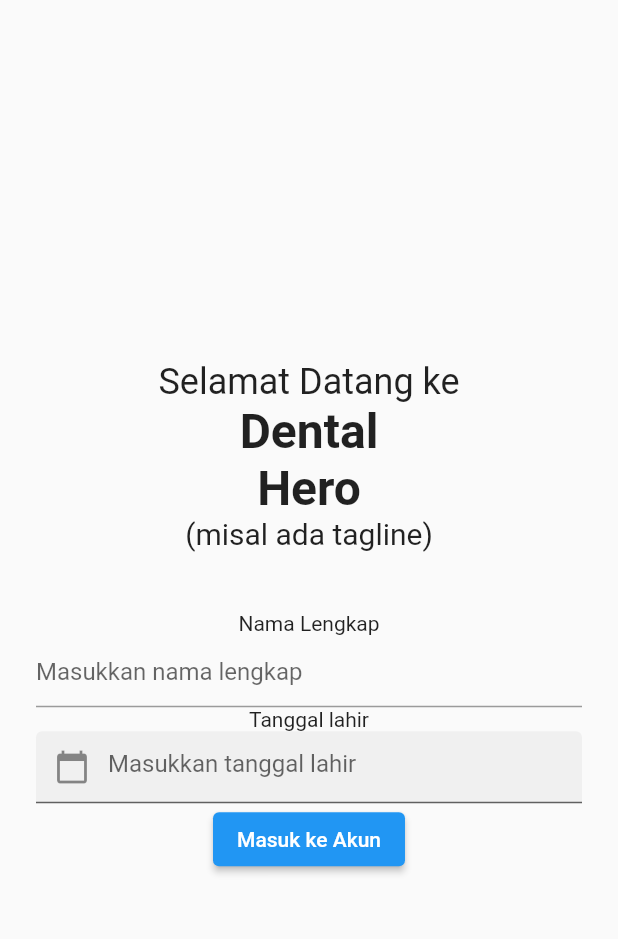
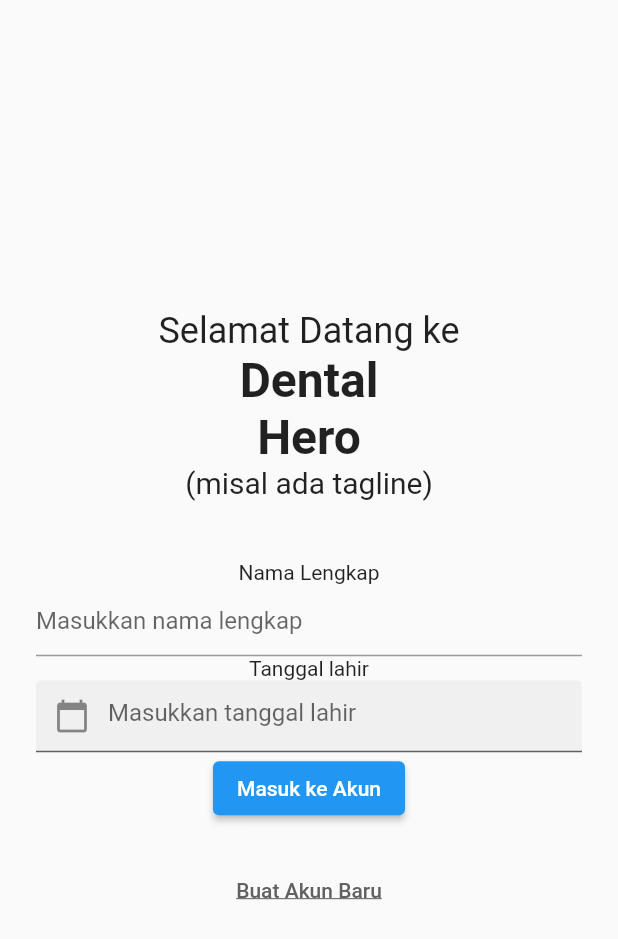
Before and after one commit to OmahTI-UGM/project-oti-dental-hero, a Flutter app: the screen it shows after launch, after a tap on "Masuk ke Akun", on a phone screen of 412 x 824 dp. Shown: the top 939 px of the screen. Run offline on Flutter 3.47's test engine with Material 2 defaults, Android fonts, the phone set to English and light mode, and no system bars; our stand-ins replace bloc, cloud_firestore, equatable, firebase_core, flutter_bloc, get_it; accounts and stored records are empty.

Commit message:
add login and register routing, add dropdown state

```diff
--- /dev/null
+++ b/lib/config/routes/routes.dart
@@ -0,0 +1,33 @@
+import 'package:dental_hero/features/auth/presentation/page/home_screen/home_screen.dart';
+import 'package:dental_hero/features/auth/presentation/page/login_screen/login_screen.dart';
+import 'package:dental_hero/features/auth/presentation/page/register_screen/register_screen.dart';
+import 'package:flutter/material.dart';
+import 'package:flutter_bloc/flutter_bloc.dart';
+
+import '../../features/auth/presentation/blocs/ui/dropdown_bloc.dart';
+
+class AppRoutes {
+  static Route onGenerateRoutes(RouteSettings settings) {
+    switch (settings.name) {
+      case '/':
+        return MaterialPageRoute(builder: (_) => const HomeScreen());
+
+      case '/login':
+        return MaterialPageRoute(builder: (_) => const LoginScreen());
+
+      case '/register':
+        return MaterialPageRoute(builder: (context) {
+          return BlocProvider.value(
+              value: context.read<DropdownBloc>(),
+              child: const RegisterScreen());
+        });
+
+      default:
+        return MaterialPageRoute(builder: (_) => const HomeScreen());
+    }
+  }
+
+  static Route<dynamic> _materialRoute(Widget view) {
+    return MaterialPageRoute(builder: (_) => view);
+  }
+}
--- a/lib/features/auth/presentation/blocs/auth_bloc.dart
+++ b/lib/features/auth/presentation/blocs/auth/auth_bloc.dart
@@ -3,8 +3,8 @@ import 'package:dental_hero/core/resources/data_state.dart';
 import 'package:dental_hero/features/auth/domain/entities/user.dart';
 import 'package:dental_hero/features/auth/domain/usecases/login.dart';
 import 'package:dental_hero/features/auth/domain/usecases/register.dart';
-import 'package:dental_hero/features/auth/presentation/blocs/auth_event.dart';
 
+import 'auth_event.dart';
 import 'auth_state.dart';
 
 class AuthBloc extends Bloc<AuthEvent, AuthState> {
--- /dev/null
+++ b/lib/features/auth/presentation/blocs/ui/dropdown_bloc.dart
@@ -0,0 +1,22 @@
+// Event class representing user selections
+import 'package:bloc/bloc.dart';
+
+class DropdownEvent {
+  final String selectedValue;
+  DropdownEvent(this.selectedValue);
+}
+
+// State class representing the selected value
+class DropdownState {
+  final String selectedValue;
+  DropdownState(this.selectedValue);
+}
+
+// BLoC for dropdown management
+class DropdownBloc extends Bloc<DropdownEvent, DropdownState> {
+  DropdownBloc() : super(DropdownState('blind')) {
+    on<DropdownEvent>((event, emit) {
+      emit(DropdownState(event.selectedValue));
+    });
+  }
+}
--- a/lib/features/auth/presentation/page/login_screen/login_screen.dart
+++ b/lib/features/auth/presentation/page/login_screen/login_screen.dart
@@ -1,9 +1,9 @@
-import 'package:dental_hero/features/auth/presentation/blocs/auth_bloc.dart';
 import 'package:flutter/material.dart';
 import 'package:flutter_bloc/flutter_bloc.dart';
 
-import '../../blocs/auth_event.dart';
-import '../../blocs/auth_state.dart';
+import '../../blocs/auth/auth_bloc.dart';
+import '../../blocs/auth/auth_event.dart';
+import '../../blocs/auth/auth_state.dart';
 
 class LoginScreen extends StatelessWidget {
   const LoginScreen({super.key});
@@ -96,7 +96,21 @@ class LoginScreen extends StatelessWidget {
               );
             }
           },
-        )
+        ),
+        const SizedBox(height: 20),
+        TextButton(
+          child: Text(
+            'Buat Akun Baru',
+            style: TextStyle(
+              color: Colors.grey[700],
+              decoration: TextDecoration.underline,
+            ),
+          ),
+          onPressed: () {
+            Navigator.pushNamedAndRemoveUntil(
+                context, '/register', (_) => false);
+          },
+        ),
       ]),
     );
   }
--- a/lib/injection_container.dart
+++ b/lib/injection_container.dart
@@ -2,12 +2,13 @@ import 'package:cloud_firestore/cloud_firestore.dart';
 import 'package:dental_hero/features/auth/domain/repository/auth_repository.dart';
 import 'package:dental_hero/features/auth/domain/usecases/login.dart';
 import 'package:dental_hero/features/auth/domain/usecases/register.dart';
-import 'package:dental_hero/features/auth/presentation/blocs/auth_bloc.dart';
+import 'package:dental_hero/features/auth/presentation/blocs/ui/dropdown_bloc.dart';
 import 'package:firebase_core/firebase_core.dart';
 import 'package:get_it/get_it.dart';
 
 import 'features/auth/data/data_sources/remote/auth_api_service.dart';
 import 'features/auth/data/repositories/auth_repository_impl.dart';
+import 'features/auth/presentation/blocs/auth/auth_bloc.dart';
 
 final sl = GetIt.instance; //sl is referred to as Service Locator
 
@@ -33,4 +34,5 @@ Future<void> initializeDependencies() async {
 
   // Blocs
   sl.registerFactory<AuthBloc>(() => AuthBloc(sl(), sl()));
+  sl.registerFactory<DropdownBloc>(() => DropdownBloc());
 }
--- a/lib/main.dart
+++ b/lib/main.dart
@@ -1,10 +1,10 @@
+import 'package:dental_hero/config/routes/routes.dart';
 import 'package:dental_hero/core/common/navigation/navigation_cubit.dart';
-import 'package:dental_hero/features/auth/presentation/blocs/auth_bloc.dart';
-import 'package:dental_hero/features/auth/presentation/page/home_screen/home_screen.dart';
+import 'package:dental_hero/features/auth/presentation/blocs/ui/dropdown_bloc.dart';
 import 'package:dental_hero/features/auth/presentation/page/login_screen/login_screen.dart';
-import 'package:dental_hero/features/auth/presentation/page/signup_screen/signup_screen.dart';
 import 'package:flutter/material.dart';
 import 'package:flutter_bloc/flutter_bloc.dart';
+import 'features/auth/presentation/blocs/auth/auth_bloc.dart';
 import 'injection_container.dart'; //Dependency injector
 
 void main() async {
@@ -28,12 +28,16 @@ class MyApp extends StatelessWidget {
           BlocProvider<AuthBloc>(
             create: (context) => sl(),
           ),
+          BlocProvider<DropdownBloc>(
+            create: (context) => sl(),
+          ),
         ],
         child: MaterialApp(
           title: 'Dental Hero',
           theme: ThemeData(
             primarySwatch: Colors.blue,
           ),
+          onGenerateRoute: AppRoutes.onGenerateRoutes,
           home: const LoginScreen(),
         ));
   }
```
Also changed, not shown: lib/features/auth/presentation/page/register_screen/register_screen.dart (renamed from lib/features/auth/presentation/page/signup_screen/signup_screen.dart, +42 -15 lines), lib/features/auth/presentation/blocs/auth/auth_event.dart (renamed from lib/features/auth/presentation/blocs/auth_event.dart), lib/features/auth/presentation/blocs/auth/auth_state.dart (renamed from lib/features/auth/presentation/blocs/auth_state.dart).
